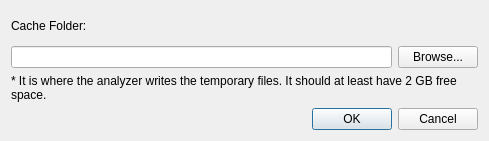
Qt form src/views/preferencedialog.ui (lheric/GitlHEVCAnalyzer) before a commit.
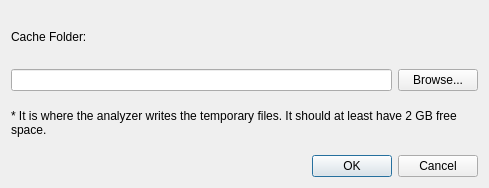
The same form after that commit.

Diff of the .ui file:
```diff
--- a/src/views/preferencedialog.ui
+++ b/src/views/preferencedialog.ui
@@ -10,7 +10,7 @@
     <x>0</x>
     <y>0</y>
     <width>489</width>
-    <height>141</height>
+    <height>188</height>
    </rect>
   </property>
   <property name="windowTitle">
```
